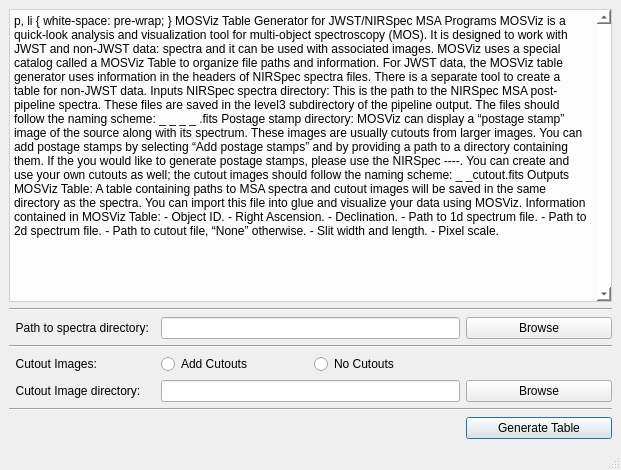
Before: the Qt Designer form mosviz/data/ui/table_generator.ui in spacetelescope/mosviz, drawn with Qt 5.
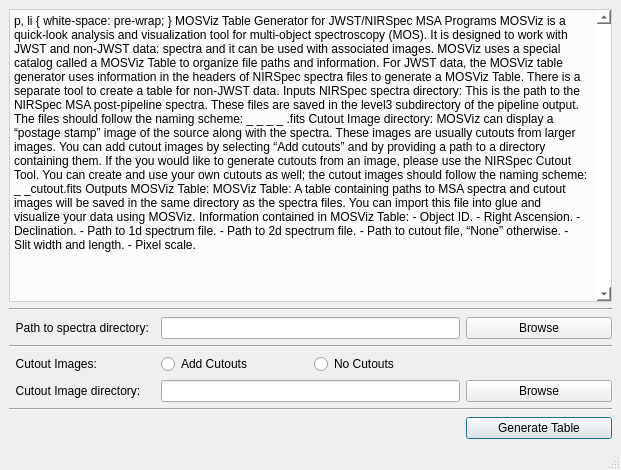
After: the same form once the commit is applied.

Commit message: Revert info-box. Will make changes next sprint.

Diff of the .ui file:
```diff
--- a/mosviz/data/ui/table_generator.ui
+++ b/mosviz/data/ui/table_generator.ui
@@ -54,17 +54,17 @@
 &lt;/style&gt;&lt;/head&gt;&lt;body style=&quot; font-family:'.SF NS Text'; font-size:13pt; font-weight:400; font-style:normal;&quot;&gt;
 &lt;p align=&quot;center&quot; style=&quot; margin-top:0px; margin-bottom:0px; margin-left:0px; margin-right:0px; -qt-block-indent:0; text-indent:0px;&quot;&gt;&lt;span style=&quot; font-size:14pt; font-weight:600; text-decoration: underline;&quot;&gt;MOSViz Table Generator for JWST/NIRSpec MSA Programs&lt;/span&gt;&lt;/p&gt;
 &lt;p style=&quot;-qt-paragraph-type:empty; margin-top:0px; margin-bottom:0px; margin-left:0px; margin-right:0px; -qt-block-indent:0; text-indent:0px;&quot;&gt;&lt;br /&gt;&lt;/p&gt;
-&lt;p style=&quot; margin-top:0px; margin-bottom:0px; margin-left:0px; margin-right:0px; -qt-block-indent:0; text-indent:0px;&quot;&gt;MOSViz is a quick-look analysis and visualization tool for multi-object spectroscopy (MOS). It is designed to work with JWST and non-JWST data: spectra and it can be used with associated images. MOSViz uses a special catalog called a MOSViz Table to organize file paths and information. For JWST data, the MOSViz table generator uses information in the headers of NIRSpec spectra files. There is a separate tool to create a table for non-JWST data.&lt;/p&gt;
+&lt;p style=&quot; margin-top:0px; margin-bottom:0px; margin-left:0px; margin-right:0px; -qt-block-indent:0; text-indent:0px;&quot;&gt;MOSViz is a quick-look analysis and visualization tool for multi-object spectroscopy (MOS). It is designed to work with JWST and non-JWST data: spectra and it can be used with associated images. MOSViz uses a special catalog called a MOSViz Table to organize file paths and information. For JWST data, the MOSViz table generator uses information in the headers of NIRSpec spectra files to generate a MOSViz Table. There is a separate tool to create a table for non-JWST data.&lt;/p&gt;
 &lt;p style=&quot;-qt-paragraph-type:empty; margin-top:0px; margin-bottom:0px; margin-left:0px; margin-right:0px; -qt-block-indent:0; text-indent:0px;&quot;&gt;&lt;br /&gt;&lt;/p&gt;
 &lt;p style=&quot; margin-top:0px; margin-bottom:0px; margin-left:0px; margin-right:0px; -qt-block-indent:0; text-indent:0px;&quot;&gt;&lt;span style=&quot; font-weight:600;&quot;&gt;Inputs&lt;/span&gt;&lt;/p&gt;
 &lt;p style=&quot; margin-top:0px; margin-bottom:0px; margin-left:0px; margin-right:0px; -qt-block-indent:0; text-indent:0px;&quot;&gt;&lt;span style=&quot; font-weight:600;&quot;&gt;NIRSpec spectra directory: &lt;/span&gt;This is the path to the NIRSpec MSA post-pipeline spectra. These files are saved in the level3 subdirectory of the pipeline output. The files should follow the naming scheme:&lt;/p&gt;
 &lt;p align=&quot;center&quot; style=&quot; margin-top:0px; margin-bottom:0px; margin-left:0px; margin-right:0px; -qt-block-indent:0; text-indent:0px;&quot;&gt;&lt;span style=&quot; font-style:italic;&quot;&gt;&amp;lt;programName&amp;gt;_&amp;lt;objectName&amp;gt;_&amp;lt;instrument_filter&amp;gt;_ &amp;lt;grating&amp;gt;_&amp;lt;s2d|x1d&amp;gt;.fits&lt;/span&gt;&lt;/p&gt;
 &lt;p style=&quot;-qt-paragraph-type:empty; margin-top:0px; margin-bottom:0px; margin-left:0px; margin-right:0px; -qt-block-indent:0; text-indent:0px;&quot;&gt;&lt;br /&gt;&lt;/p&gt;
-&lt;p style=&quot; margin-top:0px; margin-bottom:0px; margin-left:0px; margin-right:0px; -qt-block-indent:0; text-indent:0px;&quot;&gt;&lt;span style=&quot; font-weight:600;&quot;&gt;Postage stamp directory: &lt;/span&gt;MOSViz can display a “postage stamp” image of the source along with its spectrum. These images are usually cutouts from larger images. You can add postage stamps by selecting “Add postage stamps” and by providing a path to a directory containing them. If the you would like to generate postage stamps, please use the NIRSpec ----. You can create and use your own cutouts as well; the cutout images should follow the naming scheme:&lt;/p&gt;
+&lt;p style=&quot; margin-top:0px; margin-bottom:0px; margin-left:0px; margin-right:0px; -qt-block-indent:0; text-indent:0px;&quot;&gt;&lt;span style=&quot; font-weight:600;&quot;&gt;Cutout Image directory: &lt;/span&gt;MOSViz can display a “postage stamp” image of the source along with the spectra. These images are usually cutouts from larger images. You can add cutout images by selecting “Add cutouts” and by providing a path to a directory containing them. If the you would like to generate cutouts from an image, please use the NIRSpec Cutout Tool. You can create and use your own cutouts as well; the cutout images should follow the naming scheme:&lt;/p&gt;
 &lt;p align=&quot;center&quot; style=&quot; margin-top:0px; margin-bottom:0px; margin-left:0px; margin-right:0px; -qt-block-indent:0; text-indent:0px;&quot;&gt;&lt;span style=&quot; font-style:italic;&quot;&gt;&amp;lt;objectName&amp;gt;_&amp;lt;programName&amp;gt;_cutout.fits&lt;/span&gt;&lt;/p&gt;
 &lt;p style=&quot;-qt-paragraph-type:empty; margin-top:0px; margin-bottom:0px; margin-left:0px; margin-right:0px; -qt-block-indent:0; text-indent:0px;&quot;&gt;&lt;br /&gt;&lt;/p&gt;
 &lt;p style=&quot; margin-top:0px; margin-bottom:0px; margin-left:0px; margin-right:0px; -qt-block-indent:0; text-indent:0px;&quot;&gt;&lt;span style=&quot; font-weight:600;&quot;&gt;Outputs&lt;/span&gt;&lt;/p&gt;
-&lt;p style=&quot; margin-top:0px; margin-bottom:0px; margin-left:0px; margin-right:0px; -qt-block-indent:0; text-indent:0px;&quot;&gt;&lt;span style=&quot; font-weight:600;&quot;&gt;MOSViz Table: &lt;/span&gt;A table containing paths to MSA spectra and cutout images will be saved in the same directory as the spectra. You can import this file into glue and visualize your data using MOSViz. Information contained in MOSViz Table:&lt;/p&gt;
+&lt;p style=&quot; margin-top:0px; margin-bottom:0px; margin-left:0px; margin-right:0px; -qt-block-indent:0; text-indent:0px;&quot;&gt;&lt;span style=&quot; font-weight:600;&quot;&gt;MOSViz Table: &lt;/span&gt;MOSViz Table: A table containing paths to MSA spectra and cutout images will be saved in the same directory as the spectra files. You can import this file into glue and visualize your data using MOSViz. Information contained in MOSViz Table:&lt;/p&gt;
 &lt;p style=&quot; margin-top:0px; margin-bottom:0px; margin-left:0px; margin-right:0px; -qt-block-indent:0; text-indent:0px;&quot;&gt;- Object ID. &lt;/p&gt;
 &lt;p style=&quot; margin-top:0px; margin-bottom:0px; margin-left:0px; margin-right:0px; -qt-block-indent:0; text-indent:0px;&quot;&gt;- Right Ascension. &lt;/p&gt;
 &lt;p style=&quot; margin-top:0px; margin-bottom:0px; margin-left:0px; margin-right:0px; -qt-block-indent:0; text-indent:0px;&quot;&gt;- Declination. &lt;/p&gt;
```
